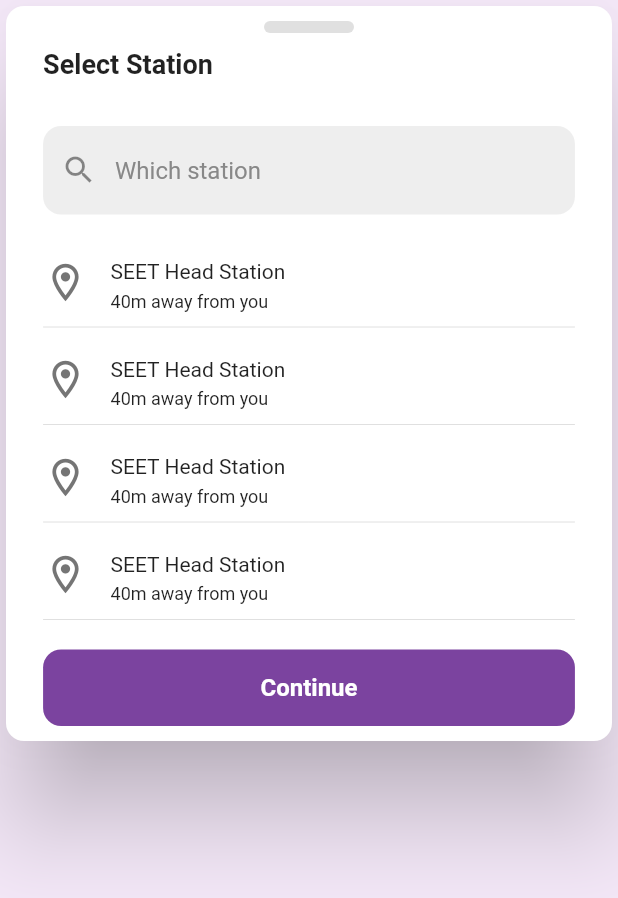
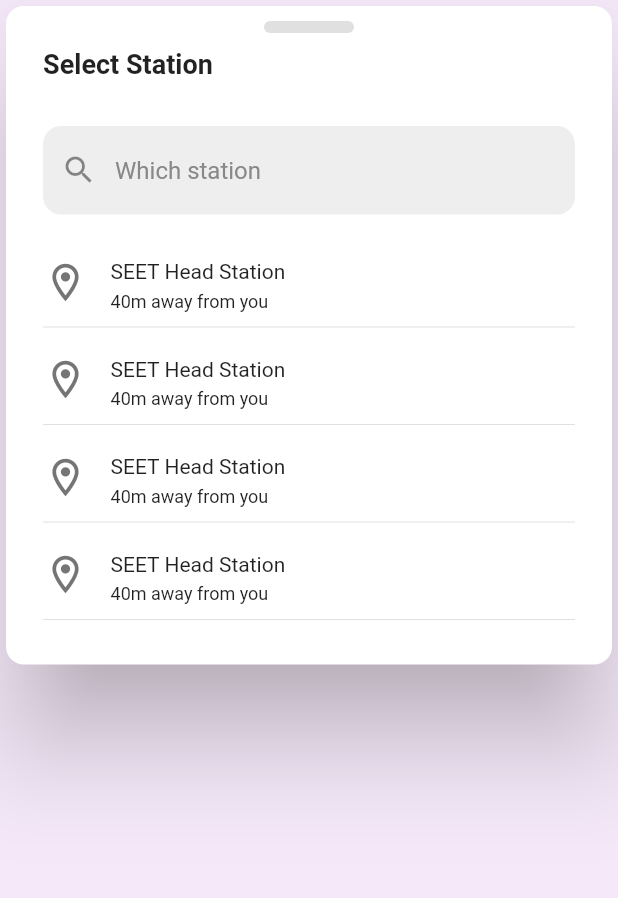
Before and after one commit to cs-onah/Shuttla, a Flutter app: the SelectStationFragment widget shown alone on an empty page, opened directly with empty values, on a phone screen of 412 x 824 dp. Shown: the top 898 px of the screen. Run offline on Flutter 3.47's test engine with Material 2 defaults, Android fonts, the phone set to English and light mode, and no system bars; our stand-ins replace flutter_bloc, gap, get, get_it, google_maps_flutter; Roboto replaces fonts that are missing (Brown).

Commit message:
clean up

```diff
--- a/lib/ui/screens/driver/driver_home_screen.dart
+++ b/lib/ui/screens/driver/driver_home_screen.dart
@@ -76,12 +76,11 @@ class _DriverHomeScreenState extends State<DriverHomeScreen> {
    _seeStations(BuildContext context) {
      showBottomSheet(
         context: context,
-        // isScrollControlled: true,
         backgroundColor: Colors.transparent,
         builder: (context) {
           return DraggableScrollableSheet(
             initialChildSize: 0.3,
-            maxChildSize: 0.8,
+            maxChildSize: 0.6,
             minChildSize: 0.3,
             builder: (context, controller) {
               return SelectStationFragment(
--- a/lib/ui/screens/shared/select_busstop_fragment.dart
+++ b/lib/ui/screens/shared/select_busstop_fragment.dart
@@ -69,25 +69,25 @@ class _SelectStationFragmentState extends State<SelectStationFragment> {
             ),
 
           SizedBox(height: 20),
-          TextButton(
-            style: TextButton.styleFrom(
-              shape: RoundedRectangleBorder(
-                borderRadius: BorderRadius.all(Radius.circular(12)),
-              ),
-              backgroundColor: Theme.of(context).primaryColorDark,
-            ),
-            onPressed: () {},
-            child: Padding(
-              padding: const EdgeInsets.all(8.0),
-              child: Text(
-                "Continue",
-                style: TextStyle(
-                    color: Colors.white,
-                    fontSize: 16,
-                    fontWeight: FontWeight.bold),
-              ),
-            ),
-          )
+          // TextButton(
+          //   style: TextButton.styleFrom(
+          //     shape: RoundedRectangleBorder(
+          //       borderRadius: BorderRadius.all(Radius.circular(12)),
+          //     ),
+          //     backgroundColor: Theme.of(context).primaryColorDark,
+          //   ),
+          //   onPressed: () {},
+          //   child: Padding(
+          //     padding: const EdgeInsets.all(8.0),
+          //     child: Text(
+          //       "Continue",
+          //       style: TextStyle(
+          //           color: Colors.white,
+          //           fontSize: 16,
+          //           fontWeight: FontWeight.bold),
+          //     ),
+          //   ),
+          // )
         ],
       ),
     );
```
